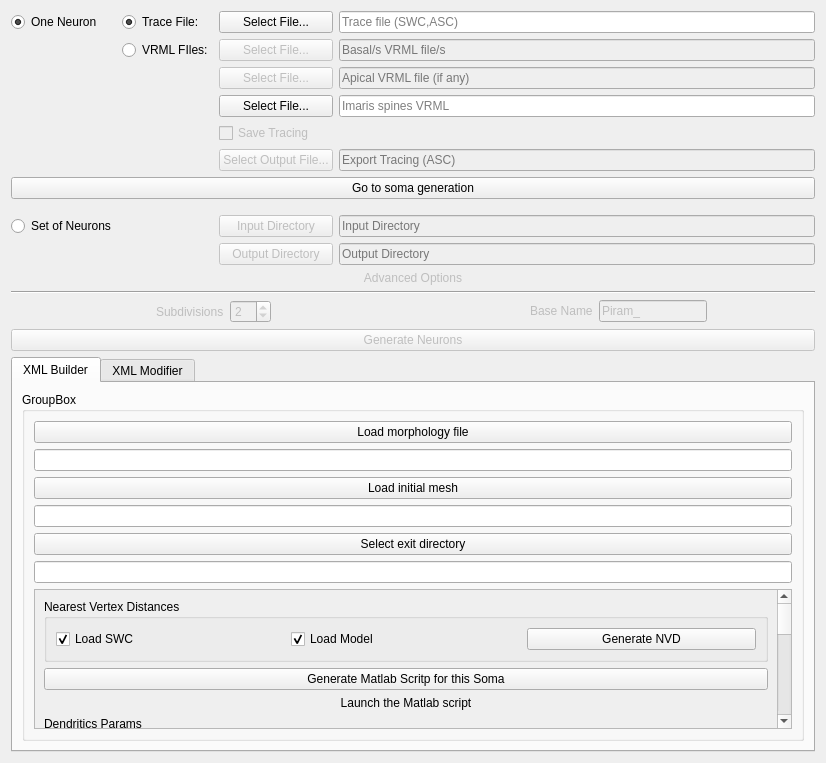
This is Neuronize/SomaCreatorWidget.ui in vg-lab/Neuronize as Qt 5 draws it before an edit. The edited form follows.
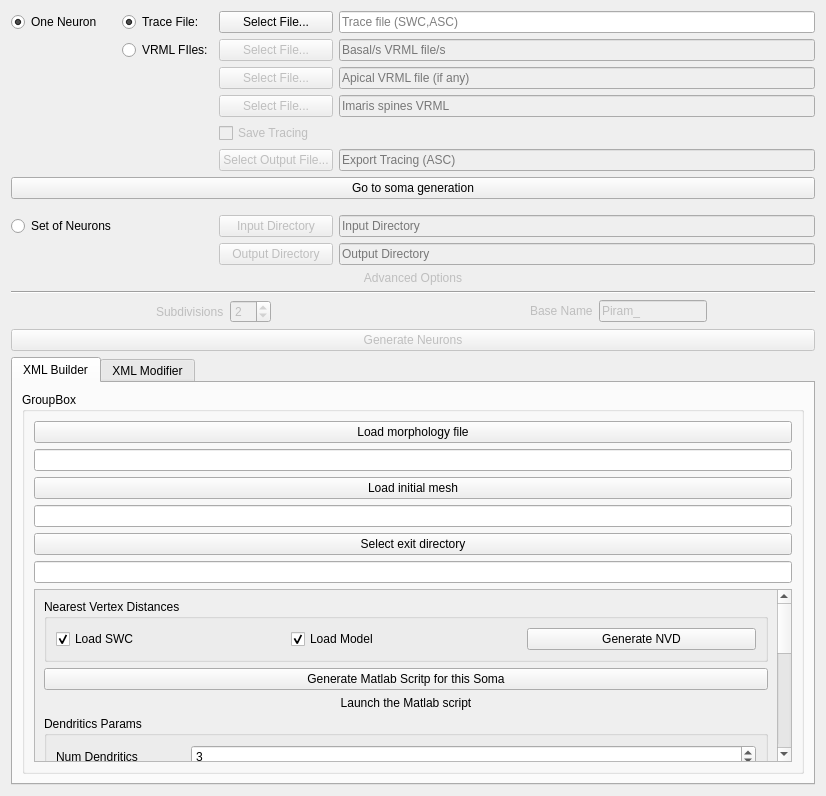
This is the edited form.

```diff
--- a/Neuronize/SomaCreatorWidget.ui
+++ b/Neuronize/SomaCreatorWidget.ui
@@ -7,7 +7,7 @@
     <x>0</x>
     <y>0</y>
     <width>826</width>
-    <height>763</height>
+    <height>796</height>
    </rect>
   </property>
   <property name="windowTitle">
@@ -226,6 +226,9 @@
      </item>
      <item row="4" column="2">
       <widget class="QPushButton" name="imarisPathButton">
+       <property name="enabled">
+        <bool>false</bool>
+       </property>
        <property name="text">
         <string>Select File...</string>
        </property>
@@ -233,6 +236,9 @@
      </item>
      <item row="4" column="3">
       <widget class="QLineEdit" name="imarisPath">
+       <property name="enabled">
+        <bool>false</bool>
+       </property>
        <property name="placeholderText">
         <string>Imaris spines VRML</string>
        </property>
```
